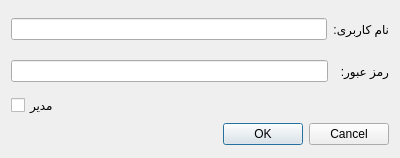
Before: the Qt Designer form logindialog.ui in iliya-slpr/ap_project, drawn with Qt 5.
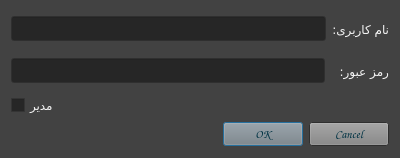
After: the same form once the commit is applied. Icons and pictures are not drawn.

Patch:
```diff
--- a/logindialog.ui
+++ b/logindialog.ui
@@ -22,6 +22,238 @@
     <height>158</height>
    </size>
   </property>
+  <property name="palette">
+   <palette>
+    <active>
+     <colorrole role="WindowText">
+      <brush brushstyle="SolidPattern">
+       <color alpha="255">
+        <red>243</red>
+        <green>243</green>
+        <blue>243</blue>
+       </color>
+      </brush>
+     </colorrole>
+     <colorrole role="Button">
+      <brush brushstyle="SolidPattern">
+       <color alpha="255">
+        <red>131</red>
+        <green>131</green>
+        <blue>131</blue>
+       </color>
+      </brush>
+     </colorrole>
+     <colorrole role="Dark">
+      <brush brushstyle="SolidPattern">
+       <color alpha="255">
+        <red>236</red>
+        <green>236</green>
+        <blue>236</blue>
+       </color>
+      </brush>
+     </colorrole>
+     <colorrole role="Text">
+      <brush brushstyle="SolidPattern">
+       <color alpha="255">
+        <red>31</red>
+        <green>31</green>
+        <blue>31</blue>
+       </color>
+      </brush>
+     </colorrole>
+     <colorrole role="ButtonText">
+      <brush brushstyle="SolidPattern">
+       <color alpha="255">
+        <red>0</red>
+        <green>50</green>
+        <blue>67</blue>
+       </color>
+      </brush>
+     </colorrole>
+     <colorrole role="Base">
+      <brush brushstyle="SolidPattern">
+       <color alpha="255">
+        <red>38</red>
+        <green>38</green>
+        <blue>38</blue>
+       </color>
+      </brush>
+     </colorrole>
+     <colorrole role="Window">
+      <brush brushstyle="SolidPattern">
+       <color alpha="255">
+        <red>66</red>
+        <green>66</green>
+        <blue>66</blue>
+       </color>
+      </brush>
+     </colorrole>
+     <colorrole role="PlaceholderText">
+      <brush brushstyle="SolidPattern">
+       <color alpha="128">
+        <red>31</red>
+        <green>31</green>
+        <blue>31</blue>
+       </color>
+      </brush>
+     </colorrole>
+    </active>
+    <inactive>
+     <colorrole role="WindowText">
+      <brush brushstyle="SolidPattern">
+       <color alpha="255">
+        <red>243</red>
+        <green>243</green>
+        <blue>243</blue>
+       </color>
+      </brush>
+     </colorrole>
+     <colorrole role="Button">
+      <brush brushstyle="SolidPattern">
+       <color alpha="255">
+        <red>131</red>
+        <green>131</green>
+        <blue>131</blue>
+       </color>
+      </brush>
+     </colorrole>
+     <colorrole role="Dark">
+      <brush brushstyle="SolidPattern">
+       <color alpha="255">
+        <red>236</red>
+        <green>236</green>
+        <blue>236</blue>
+       </color>
+      </brush>
+     </colorrole>
+     <colorrole role="Text">
+      <brush brushstyle="SolidPattern">
+       <color alpha="255">
+        <red>31</red>
+        <green>31</green>
+        <blue>31</blue>
+       </color>
+      </brush>
+     </colorrole>
+     <colorrole role="ButtonText">
+      <brush brushstyle="SolidPattern">
+       <color alpha="255">
+        <red>0</red>
+        <green>50</green>
+        <blue>67</blue>
+       </color>
+      </brush>
+     </colorrole>
+     <colorrole role="Base">
+      <brush brushstyle="SolidPattern">
+       <color alpha="255">
+        <red>38</red>
+        <green>38</green>
+        <blue>38</blue>
+       </color>
+      </brush>
+     </colorrole>
+     <colorrole role="Window">
+      <brush brushstyle="SolidPattern">
+       <color alpha="255">
+        <red>66</red>
+        <green>66</green>
+        <blue>66</blue>
+       </color>
+      </brush>
+     </colorrole>
+     <colorrole role="PlaceholderText">
+      <brush brushstyle="SolidPattern">
+       <color alpha="128">
+        <red>31</red>
+        <green>31</green>
+        <blue>31</blue>
+       </color>
+      </brush>
+     </colorrole>
+    </inactive>
+    <disabled>
+     <colorrole role="WindowText">
+      <brush brushstyle="SolidPattern">
+       <color alpha="255">
+        <red>236</red>
+        <green>236</green>
+        <blue>236</blue>
+       </color>
+      </brush>
+     </colorrole>
+     <colorrole role="Button">
+      <brush brushstyle="SolidPattern">
+       <color alpha="255">
+        <red>131</red>
+        <green>131</green>
+        <blue>131</blue>
+       </color>
+      </brush>
+     </colorrole>
+     <colorrole role="Dark">
+      <brush brushstyle="SolidPattern">
+       <color alpha="255">
+        <red>236</red>
+        <green>236</green>
+        <blue>236</blue>
+       </color>
+      </brush>
+     </colorrole>
+     <colorrole role="Text">
+      <brush brushstyle="SolidPattern">
+       <color alpha="255">
+        <red>236</red>
+        <green>236</green>
+        <blue>236</blue>
+       </color>
+      </brush>
+     </colorrole>
+     <colorrole role="ButtonText">
+      <brush brushstyle="SolidPattern">
+       <color alpha="255">
+        <red>236</red>
+        <green>236</green>
+        <blue>236</blue>
+       </color>
+      </brush>
+     </colorrole>
+     <colorrole role="Base">
+      <brush brushstyle="SolidPattern">
+       <color alpha="255">
+        <red>66</red>
+        <green>66</green>
+        <blue>66</blue>
+       </color>
+      </brush>
+     </colorrole>
+     <colorrole role="Window">
+      <brush brushstyle="SolidPattern">
+       <color alpha="255">
+        <red>66</red>
+        <green>66</green>
+        <blue>66</blue>
+       </color>
+      </brush>
+     </colorrole>
+     <colorrole role="PlaceholderText">
+      <brush brushstyle="SolidPattern">
+       <color alpha="128">
+        <red>239</red>
+        <green>239</green>
+        <blue>239</blue>
+       </color>
+      </brush>
+     </colorrole>
+    </disabled>
+   </palette>
+  </property>
+  <property name="font">
+   <font>
+    <family>B Yekan</family>
+    <pointsize>9</pointsize>
+   </font>
+  </property>
   <property name="windowTitle">
    <string>ورود</string>
   </property>
@@ -31,7 +263,11 @@
      <item>
       <layout class="QHBoxLayout" name="horizontalLayout_2">
        <item>
-        <widget class="QLineEdit" name="usernameLineEdit"/>
+        <widget class="QLineEdit" name="usernameLineEdit">
+         <property name="frame">
+          <bool>true</bool>
+         </property>
+        </widget>
        </item>
        <item>
         <widget class="QLabel" name="usernameLabel">
@@ -83,6 +319,12 @@
        <height>25</height>
       </size>
      </property>
+     <property name="font">
+      <font>
+       <family>Comic Sans MS</family>
+       <pointsize>9</pointsize>
+      </font>
+     </property>
      <property name="layoutDirection">
       <enum>Qt::LeftToRight</enum>
      </property>
```
Left out of the diff: 4 changed lines with no effect on the pictures.
